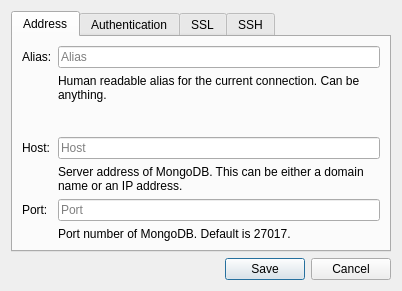
Before: the Qt Designer form forms/repo_dialogconnect.ui in 3drepo/3drepogui, drawn with Qt 5.
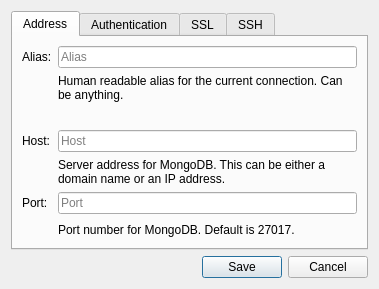
After: the same form once the commit is applied. The open tabs and pages were chosen to show the change.

```diff
--- a/forms/repo_dialogconnect.ui
+++ b/forms/repo_dialogconnect.ui
@@ -6,8 +6,8 @@
    <rect>
     <x>0</x>
     <y>0</y>
-    <width>402</width>
-    <height>291</height>
+    <width>379</width>
+    <height>289</height>
    </rect>
   </property>
   <property name="windowTitle">
@@ -104,7 +104,7 @@
        <item row="6" column="1">
         <widget class="QLabel" name="label_6">
          <property name="text">
-          <string>Port number of MongoDB. Default is 27017.</string>
+          <string>Port number for MongoDB. Default is 27017.</string>
          </property>
          <property name="wordWrap">
           <bool>true</bool>
@@ -114,7 +114,7 @@
        <item row="4" column="1">
         <widget class="QLabel" name="label_5">
          <property name="text">
-          <string>Server address of MongoDB. This can be either a domain name or an IP address.</string>
+          <string>Server address for MongoDB. This can be either a domain name or an IP address.</string>
          </property>
          <property name="wordWrap">
           <bool>true</bool>
```
Left out of the diff: 4 changed lines with no effect on the pictures.
